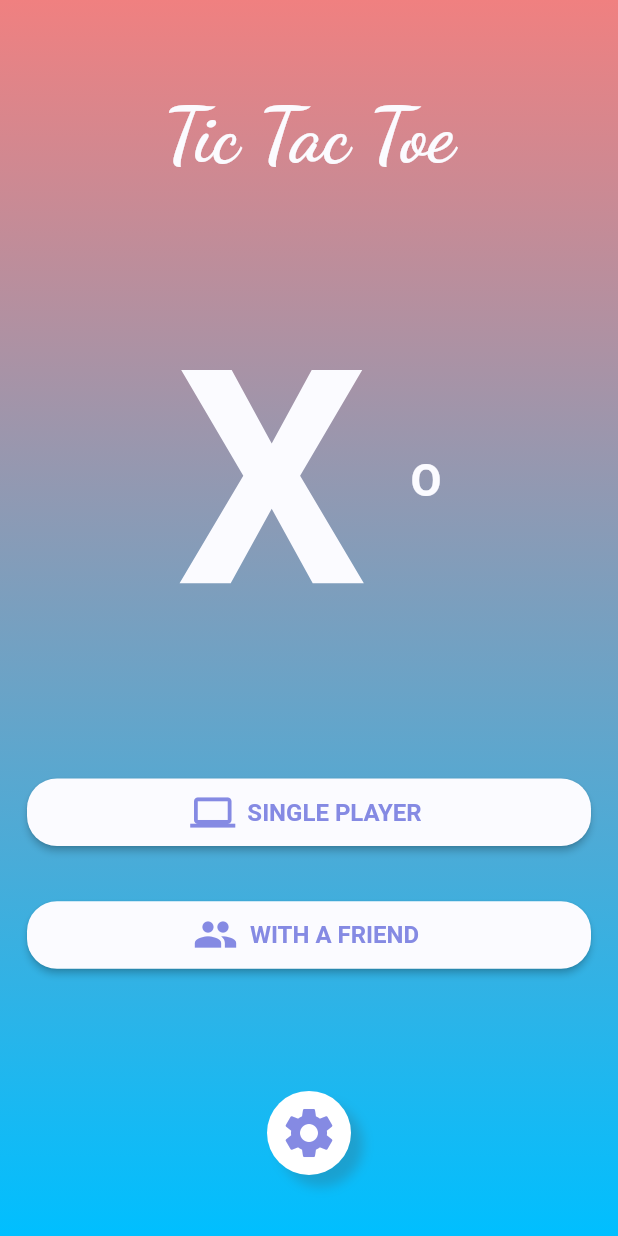
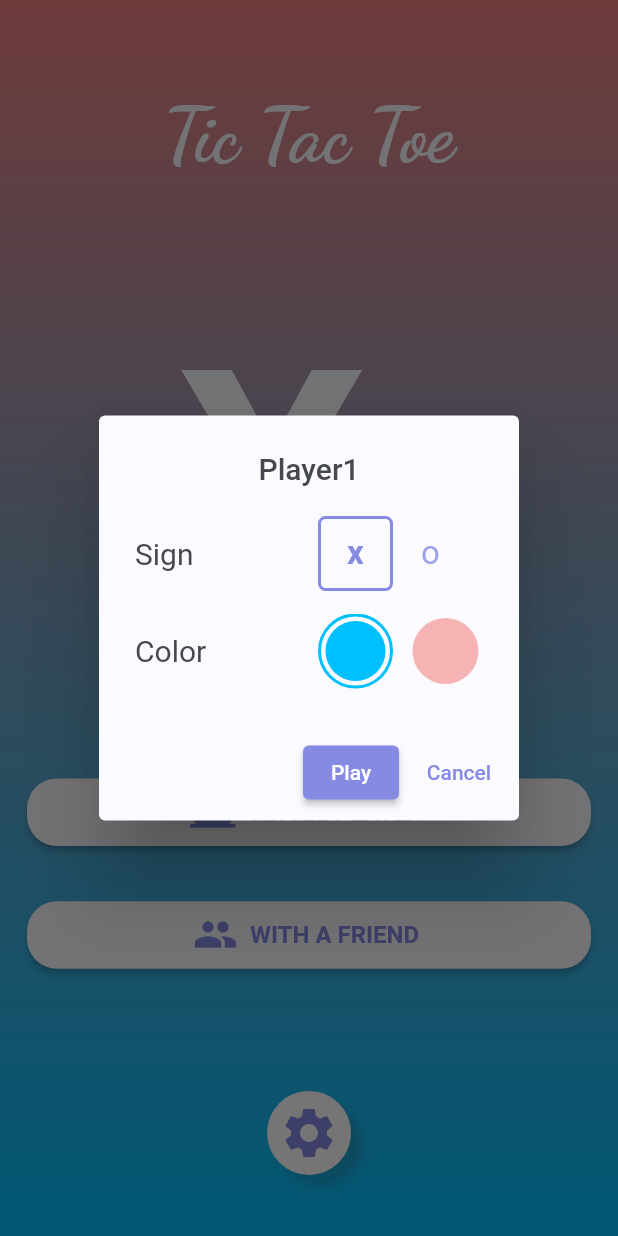
Before and after one commit to mohamedlotfy50/tic_tac_toe, a Flutter app: the HomeScreen screen opened directly, after a tap on "WITH A FRIEND", on a phone screen of 412 x 824 dp. Run offline on Flutter 3.47's test engine with Material 2 defaults, Android fonts, the phone set to English and light mode, and no system bars; our stand-ins replace just_audio.

Commit message:
creating home screen provider and fix some logic

```diff
--- a/lib/models/player.dart
+++ b/lib/models/player.dart
@@ -1,13 +1,38 @@
 import 'package:flutter/cupertino.dart';
 
-import 'game_board.dart';
+import 'tic_tac_toe_game.dart';
 
 class Player {
   final String name;
   final XOSigns sign;
   final Color color;
-  int score = 0;
+  final bool isHuman;
+  int _score = 0;
 
-  Player(this.name, this.sign, this.color);
+  int get score => _score;
+
+  Player({
+    required this.name,
+    required this.sign,
+    required this.color,
+    required this.isHuman,
+  });
+
   String stringSign() => sign.toString().split('.')[1];
+
+  @override
+  bool operator ==(Object other) {
+    if (identical(this, other)) return true;
+
+    return other is Player && other.name == name && other.sign == sign;
+  }
+
+  void increaseTheScore() {
+    _score += 1;
+  }
+
+  @override
+  int get hashCode {
+    return name.hashCode ^ sign.hashCode ^ color.hashCode ^ _score.hashCode;
+  }
 }
--- a/lib/my_app.dart
+++ b/lib/my_app.dart
@@ -10,7 +10,7 @@ class MyApp extends StatelessWidget {
       debugShowCheckedModeBanner: false,
       title: 'Tic Tac Toe',
       theme: myAppThemes[Themes.light],
-      home: GameScreen(),
+      home: HomeScreen(),
     );
   }
 }
--- a/lib/providers/home_page_provider.dart
+++ b/lib/providers/home_page_provider.dart
@@ -0,0 +1,44 @@
+import 'package:flutter/cupertino.dart';
+import 'package:flutter/material.dart';
+import 'package:just_audio/just_audio.dart';
+import 'package:tic_tac_toe/models/player.dart';
+import 'package:tic_tac_toe/models/tic_tac_toe_game.dart';
+import 'package:tic_tac_toe/themes/colors_scheme.dart';
+
+class HomePageProvider with ChangeNotifier {
+  final AudioPlayer _player = AudioPlayer();
+  // late Player player1;
+  // late Player player2;
+  late Color _player1Color;
+  late Color _player2Color;
+  late XOSigns _player1Sign;
+  late XOSigns _player2Sign;
+  HomePageProvider() {
+    // _player.setAsset('assets/music/Luke-Bergs-Take-It-Easy.mp3');
+    // _player.setLoopMode(LoopMode.all);
+    // _player.load();
+    // _player.play();
+  }
+  Color get player1Color => _player1Color;
+  Color get player2Color => _player2Color;
+  void showSelectionPage(BuildContext context, Widget child) {
+    showDialog(
+      context: context,
+      builder: (context) => child,
+    );
+  }
+
+  void setPlayersColors(Color player1Color, XOSigns player1Sign) {
+    final _colors = [MyColorsScheme.blue, MyColorsScheme.red];
+    final _signs = XOSigns.values.toList();
+    ;
+    _player1Color = player1Color;
+    _player1Sign = player1Sign;
+    _colors.remove(player1Color);
+    _signs.remove(player1Sign);
+    _player2Color = _colors.first;
+    _player2Sign = _signs.first;
+    print('player 1 Color $_player1Color player2 color $_player2Color');
+    print('player 1 Color $_player1Color player2 color $_player2Color');
+  }
+}
--- a/lib/screens/home_screen.dart
+++ b/lib/screens/home_screen.dart
@@ -1,6 +1,11 @@
 import 'package:flutter/material.dart';
+import 'package:provider/provider.dart';
+import 'package:tic_tac_toe/providers/home_page_provider.dart';
 import 'package:tic_tac_toe/widgets/animated_title.dart';
 import 'package:tic_tac_toe/widgets/animated_xo.dart';
+import 'package:tic_tac_toe/widgets/color_picker.dart';
+import 'package:tic_tac_toe/widgets/selection_dialog.dart';
+import 'package:tic_tac_toe/widgets/sign_picker.dart';
 import '../themes/colors_scheme.dart';
 import '../widgets/circular_icon_button.dart';
 import '../widgets/rounded_elevated_button.dart';
@@ -11,7 +16,11 @@ class HomeScreen extends StatelessWidget {
   @override
   Widget build(BuildContext context) {
     return Scaffold(
-      body: Container(
+      body: ChangeNotifierProvider(
+        lazy: false,
+        create: (context) => HomePageProvider(),
+        builder: (context, child) {
+          return Container(
             padding: EdgeInsets.symmetric(
               horizontal: 18,
             ),
@@ -43,7 +52,12 @@ class HomeScreen extends StatelessWidget {
                       ),
                       RoundedElevatedButton(
                         icon: Icons.people,
-                    onPressd: () {},
+                        onPressd: () {
+                          context.read<HomePageProvider>().showSelectionPage(
+                                context,
+                                SelectionDialog(),
+                              );
+                        },
                         text: 'with a friend',
                       ),
                     ],
@@ -60,6 +74,8 @@ class HomeScreen extends StatelessWidget {
                 )
               ],
             ),
+          );
+        },
       ),
     );
   }
--- /dev/null
+++ b/lib/widgets/selection_dialog.dart
@@ -0,0 +1,74 @@
+import 'package:flutter/material.dart';
+import 'package:provider/provider.dart';
+import 'package:tic_tac_toe/providers/home_page_provider.dart';
+import 'package:tic_tac_toe/themes/colors_scheme.dart';
+import 'package:tic_tac_toe/widgets/sign_picker.dart';
+
+import 'color_picker.dart';
+
+class SelectionDialog extends StatelessWidget {
+  const SelectionDialog({Key? key}) : super(key: key);
+
+  @override
+  Widget build(BuildContext context) {
+    // final _provider = Provider.of<HomePageProvider>(context);
+    return AlertDialog(
+      backgroundColor: MyColorsScheme.white,
+      title: Text(
+        'Player1',
+        textAlign: TextAlign.center,
+        style: TextStyle(color: MyColorsScheme.black),
+      ),
+      content: Column(
+        mainAxisSize: MainAxisSize.min,
+        children: [
+          LableWidgetTile(lable: 'Sign', child: SignPicker()),
+          SizedBox(
+            height: 15,
+          ),
+          LableWidgetTile(lable: 'Color', child: ColorPicker()),
+        ],
+      ),
+      actions: [
+        ElevatedButton(
+          style: ElevatedButton.styleFrom(primary: MyColorsScheme.purple),
+          onPressed: () {},
+          child: Text('Play'),
+        ),
+        TextButton(
+          onPressed: () {
+            Navigator.pop(context);
+          },
+          child: Text(
+            'Cancel',
+            style: TextStyle(color: MyColorsScheme.purple),
+          ),
+        ),
+      ],
+    );
+  }
+}
+
+class LableWidgetTile extends StatelessWidget {
+  final String lable;
+  final Widget child;
+  const LableWidgetTile({Key? key, required this.lable, required this.child})
+      : super(key: key);
+
+  @override
+  Widget build(BuildContext context) {
+    return Row(
+      mainAxisAlignment: MainAxisAlignment.spaceBetween,
+      children: [
+        Text(
+          lable,
+          style: TextStyle(
+              color: MyColorsScheme.black,
+              // fontWeight: FontWeight.bold,
+              fontSize: 20),
+        ),
+        child,
+      ],
+    );
+  }
+}
```
Also changed, not shown: lib/models/tic_tac_toe_game.dart (+13 -12 lines), lib/screens/game_screen.dart (+37 -23 lines), lib/widgets/board.dart (+11 -3 lines), lib/widgets/rounded_elevated_button.dart (+5 -3 lines), lib/widgets/score_board.dart (+24 -11 lines). Lines whose indentation alone changed are shown as unchanged.
